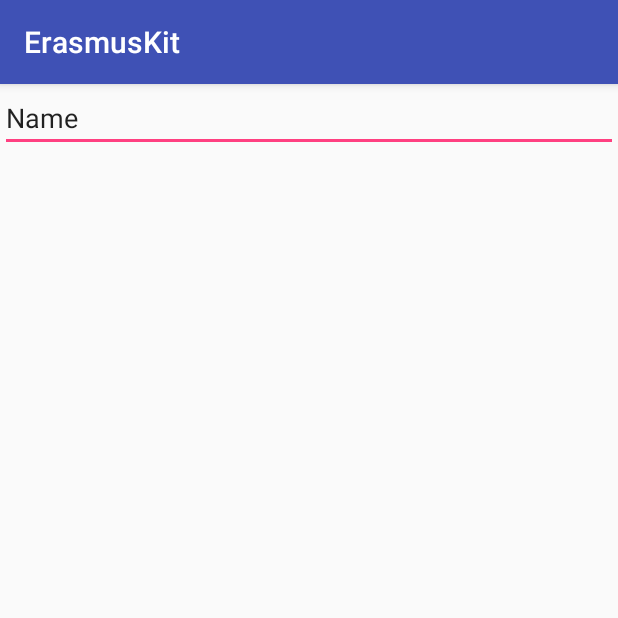
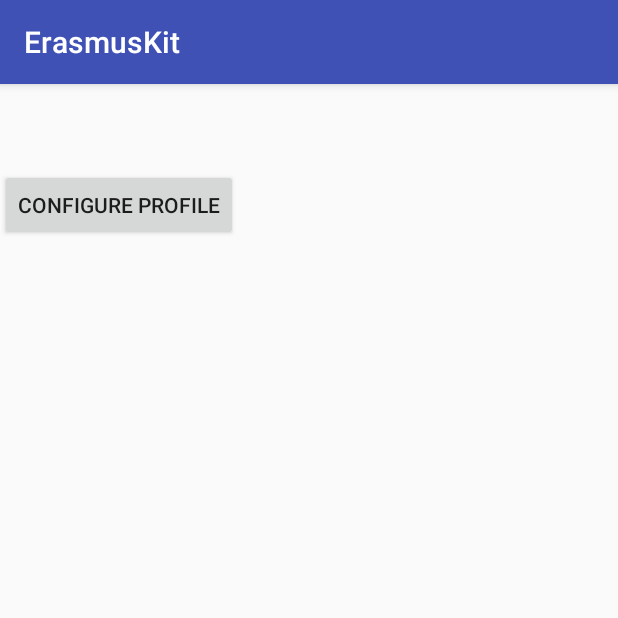
Before and after one commit to neseleznev/ErasmusKit, an Android app: the UsersActivity screen opened directly, with no data from a screen before it, on a phone screen of 412 x 824 dp, the top half of it. Run offline under Robolectric (Android 15) with nearby library versions, the phone set to English and light mode, and no system bars; our stand-ins replace Firebase (no records; nobody signed in at launch, a user with empty details on screens opened directly).

Commit message:
commit attempt

```diff
--- a/app/src/main/java/com/cooldevs/erasmuskit/CitiesActivity.java
+++ b/app/src/main/java/com/cooldevs/erasmuskit/CitiesActivity.java
@@ -151,6 +151,12 @@ public class CitiesActivity extends AppCompatActivity {
             case R.id.action_logout:
                 FirebaseAuth.getInstance().signOut();
                 return true;
+            case R.id.my_profile:
+
+                Intent intent = new Intent(this, UsersActivity.class);
+                startActivity(intent);
+                return true;
+
         }
 
         return super.onOptionsItemSelected(item);
--- a/app/src/main/java/com/cooldevs/erasmuskit/UsersActivity.java
+++ b/app/src/main/java/com/cooldevs/erasmuskit/UsersActivity.java
@@ -1,14 +1,62 @@
 package com.cooldevs.erasmuskit;
 
+import android.content.Intent;
+import android.net.Uri;
 import android.support.v7.app.AppCompatActivity;
 import android.os.Bundle;
+import android.view.View;
+import android.widget.Button;
+import android.widget.TextView;
+import android.widget.ToggleButton;
+
+import com.google.firebase.auth.FirebaseAuth;
+import com.google.firebase.auth.FirebaseUser;
 
 public class UsersActivity extends AppCompatActivity {
 
+
+
+
+    private static final String TAG = "UsersActivity";
+
+    FirebaseUser user = FirebaseAuth.getInstance().getCurrentUser();
+    // Name, email address, and profile photo Url
+    String name = user.getDisplayName();
+    String email = user.getEmail();
+    Uri photoUrl = user.getPhotoUrl();
+
+    // The user's ID, unique to the Firebase project. Do NOT use this value to
+    // authenticate with your backend server, if you have one. Use
+    // FirebaseUser.getToken() instead.
+    String uid = user.getUid();
+
+    private Button config_btn;
 
     @Override
     protected void onCreate(Bundle savedInstanceState) {
         super.onCreate(savedInstanceState);
         setContentView(R.layout.activity_users);
+
+        TextView user_name_tv=(TextView)findViewById(R.id.user_name);
+        user_name_tv.setText(name);
+
+        TextView user_email_tv=(TextView)findViewById(R.id.user_email);
+        user_email_tv.setText(email);
+
+        config_btn=(Button)findViewById(R.id.configue_profile_btn);
+        config_btn.setOnClickListener(new View.OnClickListener(){
+            @Override
+            public void onClick(View arg0){
+
+                Intent intent = new Intent(UsersActivity.this, ProfileConfigActivity.class);
+                startActivity(intent);
+
+            }
+
+        });
+
+
     }
+
+
 }
--- a/app/src/main/res/layout/activity_new_city.xml
+++ b/app/src/main/res/layout/activity_new_city.xml
@@ -29,6 +29,6 @@
         android:id="@+id/newcity_save_btn"
         android:layout_width="wrap_content"
         android:layout_height="wrap_content"
-        android:text="@string/new_city_btn_text"/>
+        android:text="@string/save_btn_text"/>
 
 </LinearLayout>
--- a/app/src/main/res/layout/activity_users.xml
+++ b/app/src/main/res/layout/activity_users.xml
@@ -1,18 +1,39 @@
 <?xml version="1.0" encoding="utf-8"?>
 <LinearLayout xmlns:android="http://schemas.android.com/apk/res/android"
+    xmlns:app="http://schemas.android.com/apk/res-auto"
     xmlns:tools="http://schemas.android.com/tools"
     android:id="@+id/activity_users"
+    android:orientation="vertical"
     android:layout_width="match_parent"
     android:layout_height="match_parent"
     tools:context="com.cooldevs.erasmuskit.UsersActivity">
 
 
-    <EditText
+    <TextView
+        android:text="TextView"
+        android:layout_width="match_parent"
+        android:layout_height="wrap_content"
+        android:id="@+id/user_name"
+        android:layout_weight="0.00" />
+
+
+
+    <TextView
+        android:text="TextView"
+        android:layout_width="match_parent"
+        android:layout_height="27dp"
+        android:id="@+id/user_email"
+        android:layout_below="@+id/user_name"
+        android:layout_alignParentLeft="true"
+        android:layout_alignParentStart="true"
+        android:layout_marginTop="10dp" />
+
+    <Button
+        android:id="@+id/configue_profile_btn"
         android:layout_width="wrap_content"
         android:layout_height="wrap_content"
-        android:inputType="textPersonName"
-        android:text="Name"
-        android:ems="10"
-        android:id="@+id/editText"
-        android:layout_weight="1" />
+        android:text="@string/configure_profile_btn_text"/>
+
+
+
 </LinearLayout>
--- a/app/src/main/res/menu/main_menu.xml
+++ b/app/src/main/res/menu/main_menu.xml
@@ -7,4 +7,9 @@
           android:orderInCategory="3"
           app:showAsAction="never" />
 
+    <item android:id="@+id/my_profile"
+        android:title="My profile"
+        android:orderInCategory="2"
+        app:showAsAction="never"/>
+
 </menu>
```
Also changed, not shown: app/src/main/AndroidManifest.xml (+4 -3 lines), app/src/main/java/com/cooldevs/erasmuskit/ProfileConfigActivity.java (added, +105 -0 lines), app/src/main/java/com/cooldevs/erasmuskit/User.java (+15 -9 lines), app/src/main/res/layout/activity_profile_config.xml (added, +87 -0 lines), app/src/main/res/values/strings.xml (+34 -1 lines).
